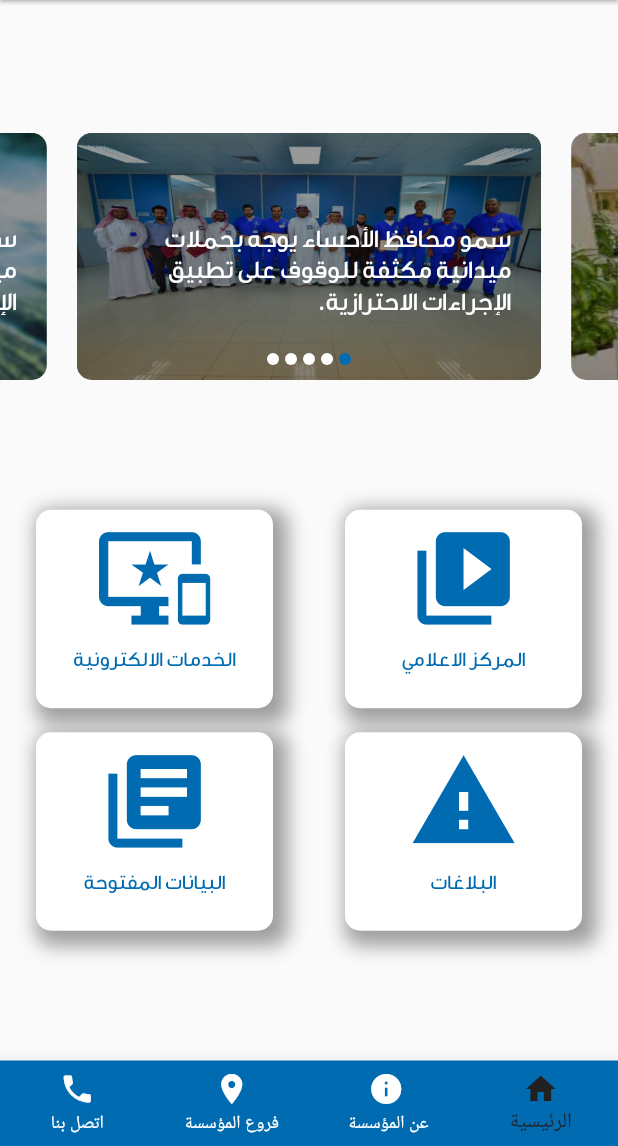
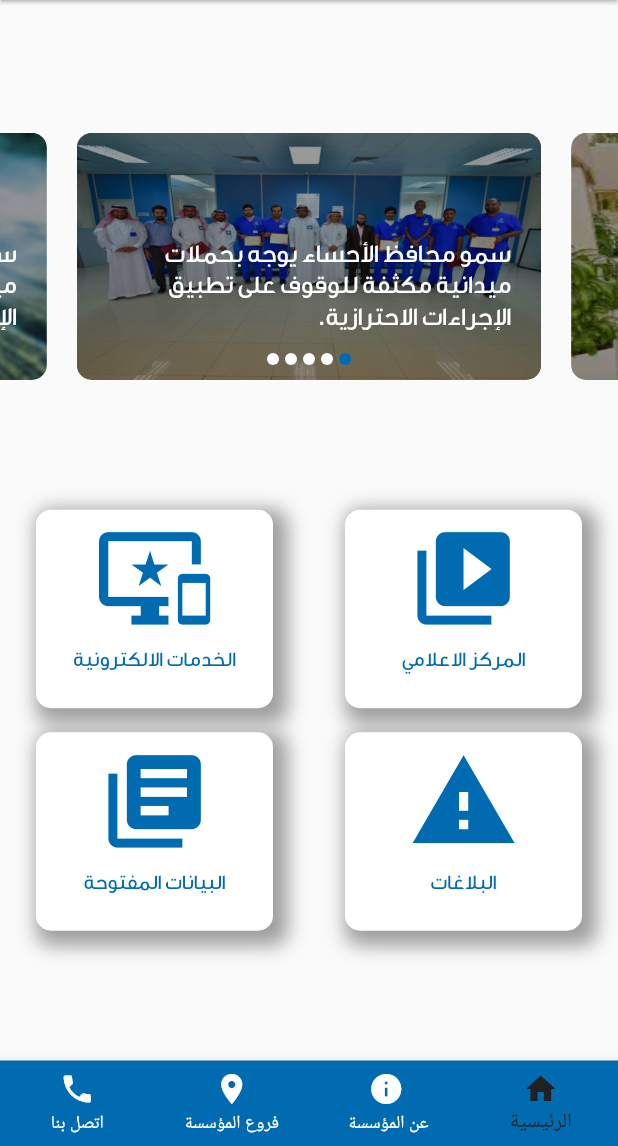
Before and after one commit to Esra12989/SIO_Platform_App, a Flutter app: the screen it shows after launch, on a phone screen of 412 x 824 dp, the part 90-1236 px from its top. Run offline on Flutter 3.47's test engine with Material 2 defaults, Android fonts, the phone set to English and light mode, and no system bars; our stand-ins replace getflutter.

Commit message:
fifth Commit

```diff
--- a/lib/main.dart
+++ b/lib/main.dart
@@ -9,9 +9,11 @@ import 'package:raiplatformapp/screens/branches.dart';
 import 'package:flutter/services.dart';
 
 void main() {
+  WidgetsFlutterBinding.ensureInitialized();
   // to prevent the program to be in landscape only portrait up and down
   SystemChrome.setPreferredOrientations(
       [DeviceOrientation.portraitUp, DeviceOrientation.portraitDown]);
+
   runApp(MyApp());
 }
 
@@ -30,7 +32,7 @@ class MyApp extends StatelessWidget {
       title: 'Rai Platform',
       theme: ThemeData.light()
           .copyWith(primaryColor: kBlueColor, accentColor: kYellowColor),
-      home: SplashScreen(),
+      initialRoute: SplashScreen.routeName,
       //**Screen Roots**
       routes: {
         SplashScreen.routeName: (context) => SplashScreen(),
--- a/lib/widgets/image_slide.dart
+++ b/lib/widgets/image_slide.dart
@@ -46,7 +46,7 @@ class _ImagesSlideState extends State<ImagesSlide> {
                   children: <Widget>[
                     Padding(
                         padding:
-                            EdgeInsets.only(right: 20.0, top: 50.0, left: 20.0),
+                            EdgeInsets.only(right: 20.0, top: 60.0, left: 20.0),
                         child: Text(
                           'سمو محافظ الأحساء يوجه بحملات ميدانية مكثفة للوقوف على تطبيق الإجراءات الاحترازية.',
                           style: drawerheading(),
```
